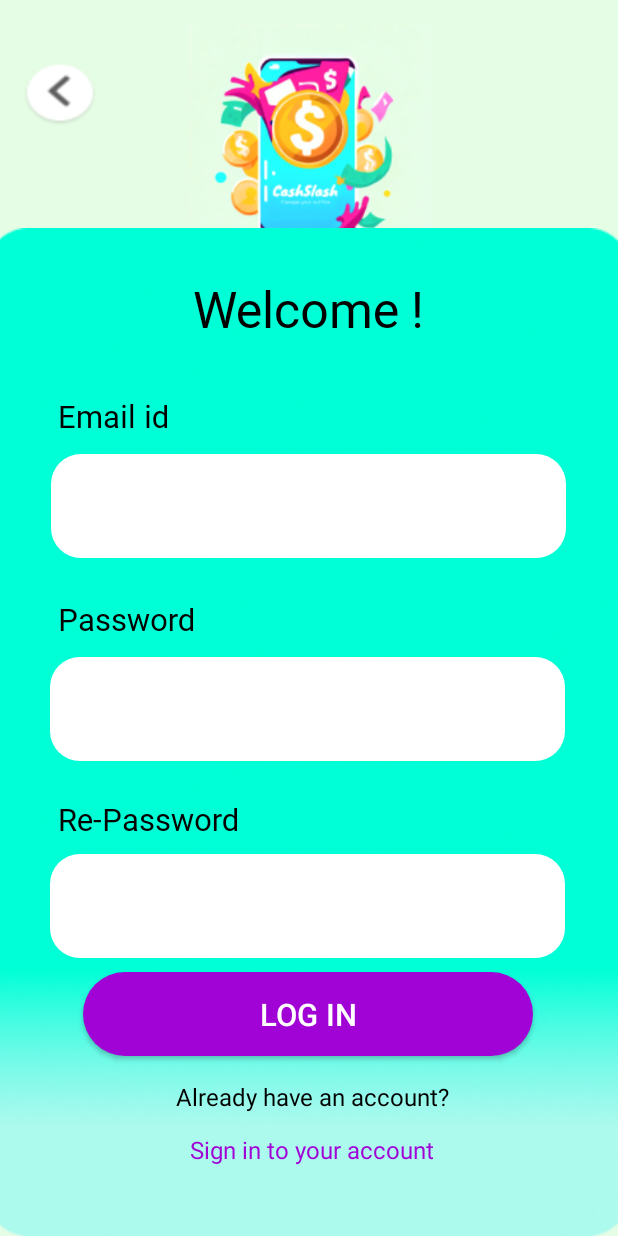
After one commit to soumen974/CashSlash, an Android app: the login screen opened directly, with no data from a screen before it, on a phone screen of 412 x 824 dp. The commit adds this screen. Run offline under Robolectric (Android 15) with nearby library versions, the phone set to English and light mode, and no system bars; Roboto replaces fonts that are not available here.

Commit message:
Login & signup page made

```diff
--- a/app/src/main/AndroidManifest.xml
+++ b/app/src/main/AndroidManifest.xml
@@ -12,6 +12,12 @@
         android:supportsRtl="true"
         android:theme="@style/Theme.CashSlash"
         tools:targetApi="31">
+        <activity
+            android:name=".signin"
+            android:exported="false" />
+        <activity
+            android:name=".login"
+            android:exported="false" />
         <activity
             android:name=".Landing_page"
             android:exported="false" />
--- /dev/null
+++ b/app/src/main/java/com/example/cashslash/login.java
@@ -0,0 +1,42 @@
+package com.example.cashslash;
+
+import androidx.appcompat.app.AppCompatActivity;
+
+import android.content.Intent;
+import android.os.Bundle;
+import android.view.View;
+import android.widget.Button;
+import android.widget.EditText;
+import android.widget.Toast;
+
+public class login extends AppCompatActivity {
+    private EditText User;
+    private EditText Pass;
+    private EditText Repass;
+    private Button Logup;
+
+    @Override
+    protected void onCreate(Bundle savedInstanceState) {
+        super.onCreate(savedInstanceState);
+        setContentView(R.layout.activity_login);
+        User = (EditText)findViewById(R.id.lemail);
+        Pass = (EditText)findViewById(R.id.lpassword);
+        Repass = (EditText)findViewById(R.id.lrepassword);
+        Logup =(Button)findViewById(R.id.login2);
+
+        Logup.setOnClickListener(new View.OnClickListener() {
+            @Override
+            public void onClick(View view) {
+                Toast.makeText(login.this,"Loing succesfully",Toast.LENGTH_LONG).show();
+            }
+        });
+    }
+    public void sign(View view) {
+        Intent intent = new Intent(login.this, signin.class);
+        startActivity(intent);
+    }
+    public void backk(View view) {
+        Intent intent = new Intent(login.this, Landing_page.class);
+        startActivity(intent);
+    }
+}
--- /dev/null
+++ b/app/src/main/res/drawable/input_bg.xml
@@ -0,0 +1,5 @@
+<?xml version="1.0" encoding="utf-8"?>
+<shape xmlns:android="http://schemas.android.com/apk/res/android">
+    <solid android:color="#ffffff" android:width="5dp"/>
+    <corners android:radius="20dp" />
+</shape>
--- /dev/null
+++ b/app/src/main/res/layout/activity_login.xml
@@ -0,0 +1,197 @@
+<?xml version="1.0" encoding="utf-8"?>
+<androidx.constraintlayout.widget.ConstraintLayout xmlns:android="http://schemas.android.com/apk/res/android"
+    xmlns:app="http://schemas.android.com/apk/res-auto"
+    xmlns:tools="http://schemas.android.com/tools"
+    android:layout_width="match_parent"
+    android:layout_height="match_parent"
+    android:background="#E6FDE5"
+    tools:context=".login" >
+
+    <Button
+        android:id="@+id/back2"
+        android:layout_width="49dp"
+        android:layout_height="42dp"
+        android:background="@drawable/round_btn_bg"
+        android:onClick="backk"
+        app:layout_constraintBottom_toBottomOf="parent"
+        app:layout_constraintEnd_toEndOf="parent"
+        app:layout_constraintHorizontal_bias="0.042"
+        app:layout_constraintStart_toStartOf="parent"
+        app:layout_constraintTop_toTopOf="parent"
+        app:layout_constraintVertical_bias="0.054" />
+
+    <ImageView
+        android:id="@+id/imageView"
+        android:layout_width="190dp"
+        android:layout_height="162dp"
+        app:layout_constraintBottom_toBottomOf="parent"
+        app:layout_constraintEnd_toEndOf="parent"
+        app:layout_constraintStart_toStartOf="parent"
+        app:layout_constraintTop_toTopOf="parent"
+        app:layout_constraintVertical_bias="0.024"
+        app:srcCompat="@drawable/loginimg" />
+
+    <androidx.constraintlayout.widget.ConstraintLayout
+        android:id="@+id/frameLayout"
+        android:layout_width="429dp"
+        android:layout_height="672dp"
+        android:background="@drawable/loginstore"
+        app:layout_constraintBottom_toBottomOf="parent"
+        app:layout_constraintEnd_toEndOf="parent"
+        app:layout_constraintHorizontal_bias="0.6"
+        app:layout_constraintStart_toStartOf="parent"
+        app:layout_constraintTop_toTopOf="parent"
+        app:layout_constraintVertical_bias="1.0">
+
+        <Button
+            android:id="@+id/login2"
+            android:layout_width="300dp"
+            android:layout_height="56dp"
+            android:background="@drawable/btn_bg"
+            android:text="Log in"
+            android:textAlignment="center"
+            android:textColor="@color/white"
+            android:textSize="20.38dp"
+            app:layout_constraintBottom_toBottomOf="parent"
+            app:layout_constraintEnd_toEndOf="parent"
+            app:layout_constraintStart_toStartOf="parent"
+            app:layout_constraintTop_toTopOf="parent"
+            app:layout_constraintVertical_bias="0.805" />
+
+        <TextView
+            android:id="@+id/textView2"
+            android:layout_width="188dp"
+            android:layout_height="52dp"
+            android:fontFamily="@font/kodchasan"
+            android:text="Welcome !"
+            android:textAlignment="center"
+            android:textColor="#000000"
+            android:textSize="33.39sp"
+            app:layout_constraintBottom_toBottomOf="parent"
+            app:layout_constraintEnd_toEndOf="parent"
+            app:layout_constraintStart_toStartOf="parent"
+            app:layout_constraintTop_toTopOf="parent"
+            app:layout_constraintVertical_bias="0.05" />
+
+        <EditText
+            android:id="@+id/lemail"
+            android:layout_width="343dp"
+            android:layout_height="69dp"
+            android:background="@drawable/input_bg"
+            android:ems="10"
+            android:inputType="text"
+            app:layout_constraintBottom_toBottomOf="parent"
+            app:layout_constraintEnd_toEndOf="parent"
+            app:layout_constraintHorizontal_bias="0.506"
+            app:layout_constraintStart_toStartOf="parent"
+            app:layout_constraintTop_toTopOf="parent"
+            app:layout_constraintVertical_bias="0.25" />
+
+        <TextView
+            android:id="@+id/textView4"
+            android:layout_width="205dp"
+            android:layout_height="33dp"
+            android:fontFamily="@font/kodchasan"
+            android:text="Email id"
+            android:textAlignment="textStart"
+            android:textColor="#000000"
+            android:textSize="20.49sp"
+            app:layout_constraintBottom_toBottomOf="parent"
+            app:layout_constraintEnd_toEndOf="parent"
+            app:layout_constraintHorizontal_bias="0.213"
+            app:layout_constraintStart_toStartOf="parent"
+            app:layout_constraintTop_toTopOf="parent"
+            app:layout_constraintVertical_bias="0.174" />
+
+        <EditText
+            android:id="@+id/lrepassword"
+            android:layout_width="343dp"
+            android:layout_height="69dp"
+            android:background="@drawable/input_bg"
+            android:ems="10"
+            android:inputType="textPassword"
+            app:layout_constraintBottom_toBottomOf="parent"
+            app:layout_constraintEnd_toEndOf="parent"
+            app:layout_constraintHorizontal_bias="0.493"
+            app:layout_constraintStart_toStartOf="parent"
+            app:layout_constraintTop_toTopOf="parent"
+            app:layout_constraintVertical_bias="0.693" />
+
+        <EditText
+            android:id="@+id/lpassword"
+            android:layout_width="343dp"
+            android:layout_height="69dp"
+            android:background="@drawable/input_bg"
+            android:ems="10"
+            android:inputType="textPassword"
+            app:layout_constraintBottom_toBottomOf="parent"
+            app:layout_constraintEnd_toEndOf="parent"
+            app:layout_constraintHorizontal_bias="0.493"
+            app:layout_constraintStart_toStartOf="parent"
+            app:layout_constraintTop_toTopOf="parent"
+            app:layout_constraintVertical_bias="0.475" />
+
+        <TextView
+            android:id="@+id/textView5"
+            android:layout_width="205dp"
+            android:layout_height="33dp"
+            android:fontFamily="@font/kodchasan"
+            android:text="Password"
+            android:textAlignment="textStart"
+            android:textColor="#000000"
+            android:textSize="20.49sp"
+            app:layout_constraintBottom_toBottomOf="parent"
+            app:layout_constraintEnd_toEndOf="parent"
+            app:layout_constraintHorizontal_bias="0.213"
+            app:layout_constraintStart_toStartOf="parent"
+            app:layout_constraintTop_toTopOf="parent"
+            app:layout_constraintVertical_bias="0.386" />
+
+        <TextView
+            android:id="@+id/textView6"
+            android:layout_width="205dp"
+            android:layout_height="33dp"
+            android:fontFamily="@font/kodchasan"
+            android:text="Re-Password"
+            android:textAlignment="textStart"
+            android:textColor="#000000"
+            android:textSize="20.49sp"
+            app:layout_constraintBottom_toBottomOf="parent"
+            app:layout_constraintEnd_toEndOf="parent"
+            app:layout_constraintHorizontal_bias="0.213"
+            app:layout_constraintStart_toStartOf="parent"
+            app:layout_constraintTop_toTopOf="parent"
+            app:layout_constraintVertical_bias="0.595" />
+
+        <TextView
+            android:id="@+id/textView7"
+            android:layout_width="wrap_content"
+            android:layout_height="wrap_content"
+            android:text="Already have an account?"
+            android:textColor="#000000"
+            android:textSize="16dp"
+            app:layout_constraintBottom_toBottomOf="parent"
+            app:layout_constraintEnd_toEndOf="parent"
+            app:layout_constraintHorizontal_bias="0.514"
+            app:layout_constraintStart_toStartOf="parent"
+            app:layout_constraintTop_toTopOf="parent"
+            app:layout_constraintVertical_bias="0.874" />
+
+        <TextView
+            android:id="@+id/home"
+            android:layout_width="wrap_content"
+            android:layout_height="wrap_content"
+            android:onClick="sign"
+            android:text="Sign in to your account"
+            android:textColor="#A103D5"
+            android:textSize="16dp"
+            app:layout_constraintBottom_toBottomOf="parent"
+            app:layout_constraintEnd_toEndOf="parent"
+            app:layout_constraintHorizontal_bias="0.51"
+            app:layout_constraintStart_toStartOf="parent"
+            app:layout_constraintTop_toTopOf="parent"
+            app:layout_constraintVertical_bias="0.928" />
+
+    </androidx.constraintlayout.widget.ConstraintLayout>
+
+</androidx.constraintlayout.widget.ConstraintLayout>
```
Also changed, not shown: app/src/main/java/com/example/cashslash/Landing_page.java (+12 -0 lines), app/src/main/java/com/example/cashslash/signin.java (added, +51 -0 lines), app/src/main/res/layout/activity_landing_page.xml (+7 -4 lines), app/src/main/res/layout/activity_signin.xml (added, +180 -0 lines), app/src/main/res/drawable/loginimg.png (added), app/src/main/res/drawable/loginstore.png (added), app/src/main/res/drawable/round_btn_bg.png (added), app/src/main/res/drawable/signstore.png (added).
